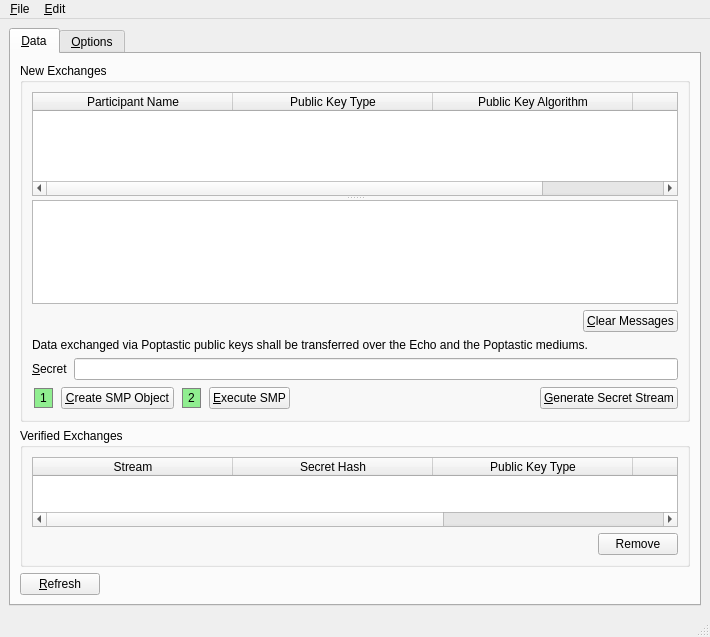
Old version of the form branches/trunk/UI/spot-on-smpwindow.ui in the repository textbrowser/spot-on.
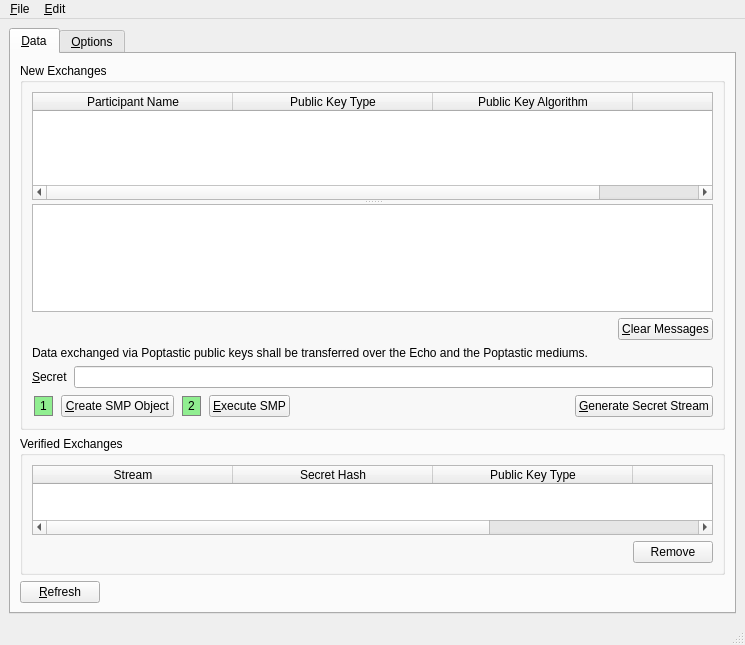
New version of the form. Icons and pictures are not drawn.

Patch:
```diff
--- a/branches/trunk/UI/spot-on-smpwindow.ui
+++ b/branches/trunk/UI/spot-on-smpwindow.ui
@@ -6,8 +6,8 @@
    <rect>
     <x>0</x>
     <y>0</y>
-    <width>710</width>
-    <height>637</height>
+    <width>745</width>
+    <height>645</height>
    </rect>
   </property>
   <property name="windowIcon">
@@ -518,8 +518,8 @@
     <rect>
      <x>0</x>
      <y>0</y>
-     <width>710</width>
-     <height>27</height>
+     <width>745</width>
+     <height>31</height>
     </rect>
    </property>
    <widget class="QMenu" name="menu_File">
```
